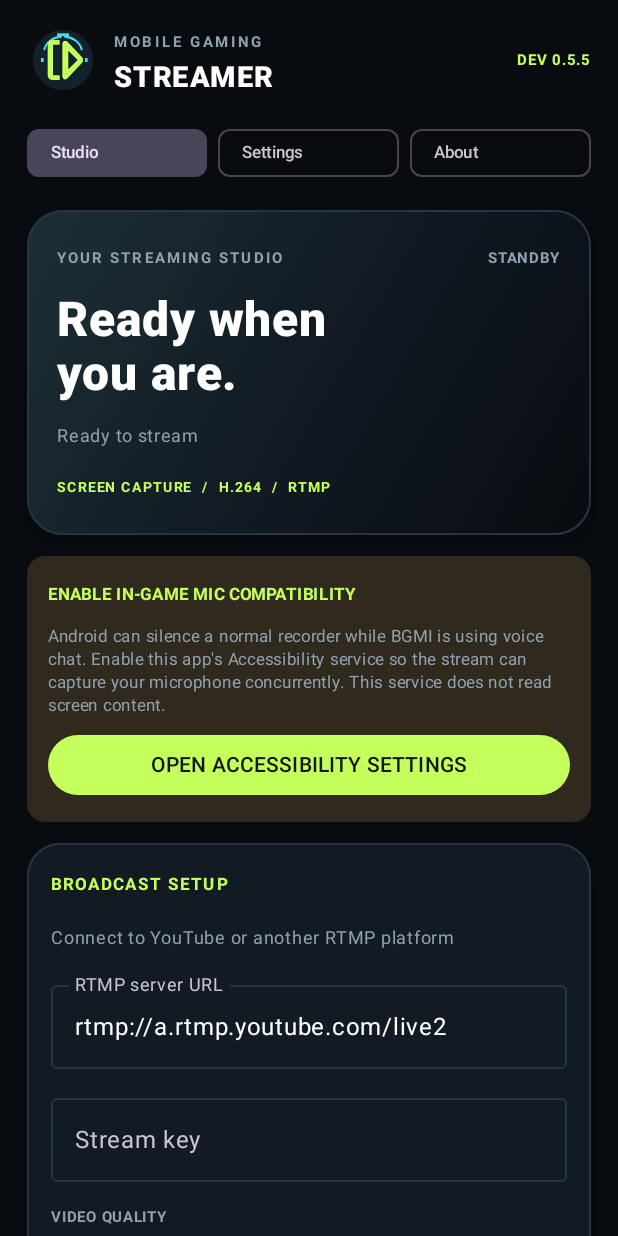
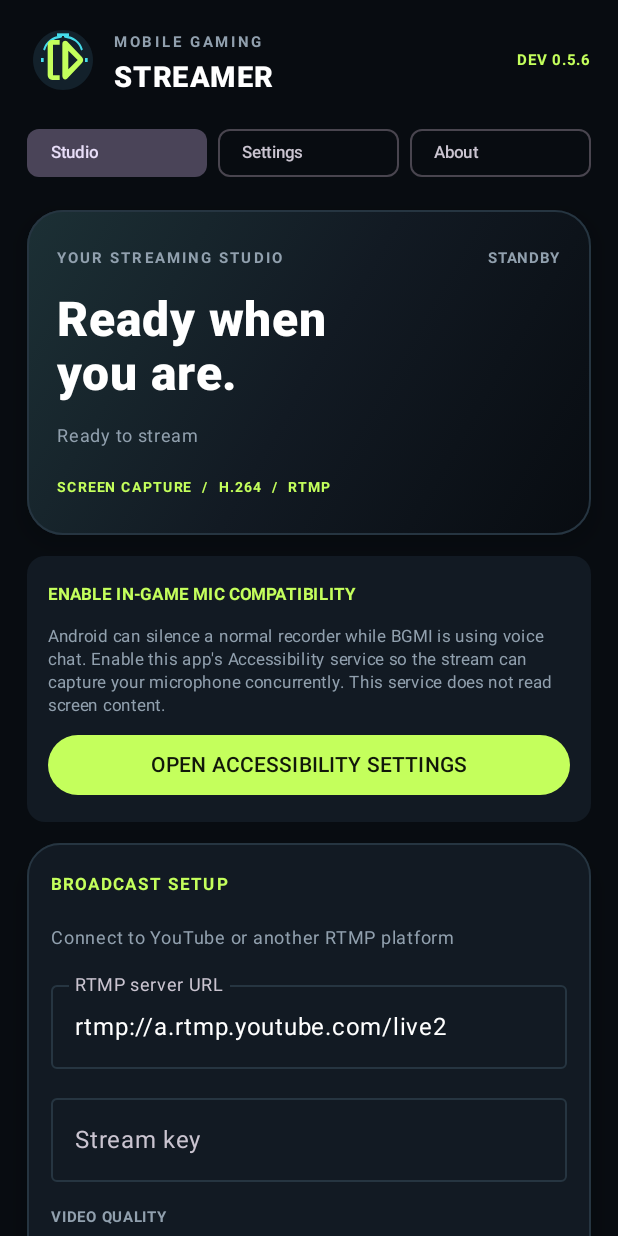
Before and after one commit to JUBERSALEEM/MobileGamingStreamer, an Android app built with Jetpack Compose: the screen it shows after launch (MainActivity), on a phone screen of 412 x 824 dp. Run offline under Robolectric (Android 15) with nearby library versions, the phone set to English and light mode, and no system bars.

Commit message:
chore: prepare 0.5.6 release metadata

```diff
--- a/app/src/main/java/com/jubersaleem/mobilegamingstreamer/MainActivity.kt
+++ b/app/src/main/java/com/jubersaleem/mobilegamingstreamer/MainActivity.kt
@@ -230,7 +230,7 @@ class MainActivity : ComponentActivity() {
                         if (page != "SETTINGS" && page != "ABOUT" && page != "TERMS" && page != "PRIVACY") {
                         Hero(status, captureActive, broadcastActive, broadcastStarting)
                         if (!notificationsAllowed) {
-                            Card(colors = CardDefaults.cardColors(containerColor = Color(0xFF382B1D))) {
+                            Card(colors = CardDefaults.cardColors(containerColor = palette.surface)) {
                                 Column(Modifier.padding(14.dp), verticalArrangement = Arrangement.spacedBy(8.dp)) {
                                     Text("ENABLE NOTIFICATIONS", color = palette.primary, fontWeight = FontWeight.Bold)
                                     Text("Android notifications show capture and live-stream status, with a stop control.", color = palette.muted)
@@ -241,7 +241,7 @@ class MainActivity : ComponentActivity() {
                             }
                         }
                         if (!accessibilityEnabled) {
-                            Card(colors = CardDefaults.cardColors(containerColor = Color(0xFF30291D))) {
+                            Card(colors = CardDefaults.cardColors(containerColor = palette.surface)) {
                                 Column(Modifier.fillMaxWidth().padding(14.dp), verticalArrangement = Arrangement.spacedBy(8.dp)) {
                                     Text("ENABLE IN-GAME MIC COMPATIBILITY", color = palette.primary, fontWeight = FontWeight.Bold, fontSize = 11.sp)
                                     Text("Android can silence a normal recorder while BGMI is using voice chat. Enable this app's Accessibility service so the stream can capture your microphone concurrently. This service does not read screen content.", color = palette.muted, fontSize = 11.sp, lineHeight = 15.sp)
@@ -362,7 +362,7 @@ private fun Header() {
             Text("MOBILE GAMING", color = palette.muted, fontSize = 10.sp, letterSpacing = 1.8.sp, fontWeight = FontWeight.Bold)
             Text("STREAMER", fontSize = 19.sp, fontWeight = FontWeight.ExtraBold, letterSpacing = 1.sp)
         }
-        Text("DEV 0.5.5", color = palette.primary, fontSize = 10.sp, fontWeight = FontWeight.Bold)
+        Text("DEV 0.5.6", color = palette.primary, fontSize = 10.sp, fontWeight = FontWeight.Bold)
     }
 }
 
```
